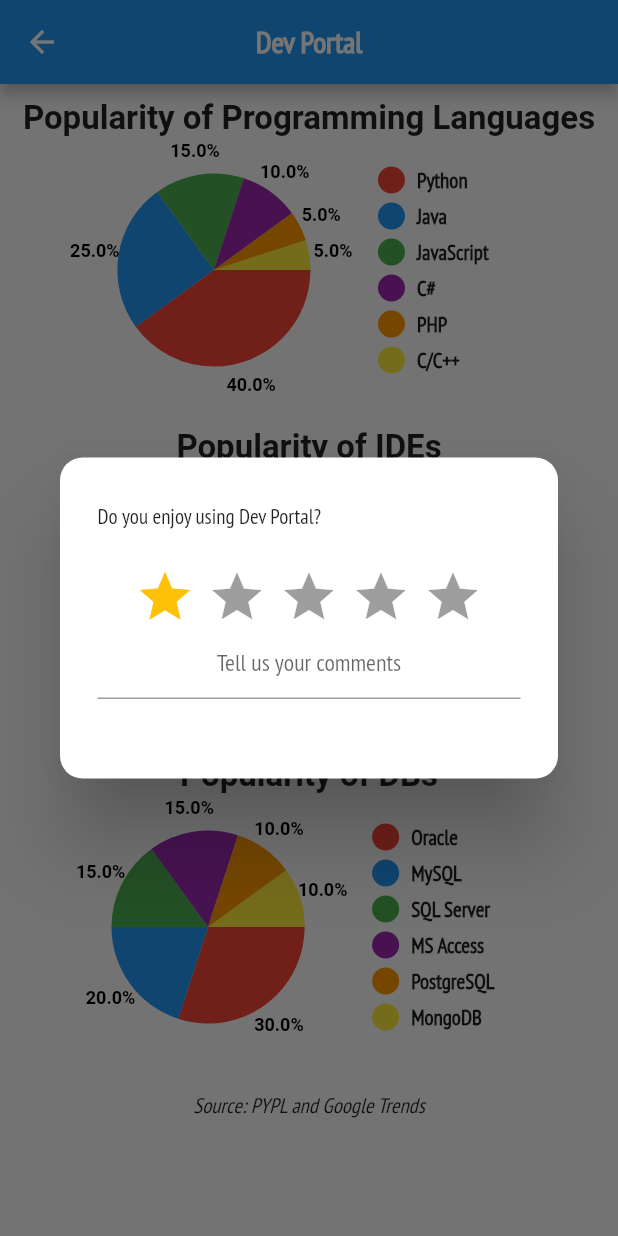
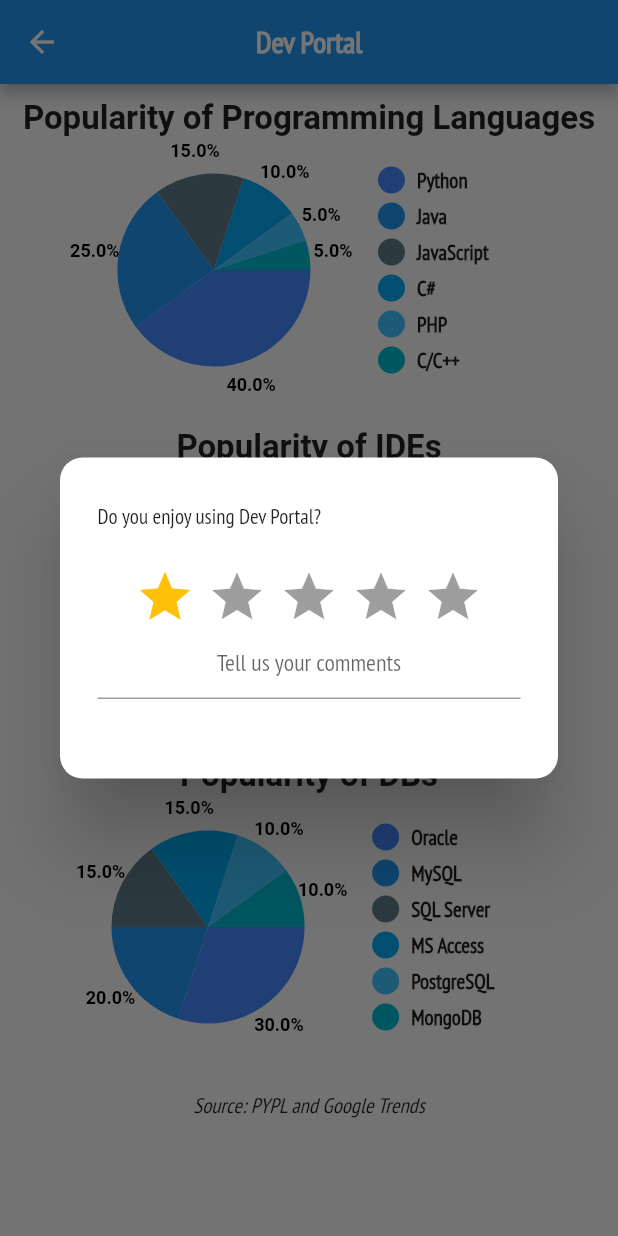
Before and after one commit to smv1999/dev_portal, a Flutter app: the Popular screen opened by its route, on a phone screen of 412 x 824 dp. Run offline on Flutter 3.47's test engine with Material 2 defaults, Android fonts, the phone set to English and light mode, and no system bars; drawn by our look-alikes of pie_chart, rating_dialog; our stand-ins replace bottom_navy_bar, carousel_slider, firebase_auth, firebase_database, firebase_storage, flushbar and 9 more; missing offline and left inert: flutter_email_sender, flutter_full_pdf_viewer, highlighter_coachmark, share_extend, webfeed; accounts and stored records are empty; network calls fail.

Commit message:
Done with Pie chart page changes and with GitHub OAuth config

```diff
--- /dev/null
+++ b/lib/helpers/secret_keys.dart
@@ -0,0 +1,4 @@
+library secretkeys;
+
+const GITHUB_CLIENT_ID = "a4afdde6371f167ee900";
+const GITHUB_CLIENT_SECRET = "2ffc096d539e546b66cc95dc26a9173bd36212c1";
--- a/lib/screens/popular_entities.dart
+++ b/lib/screens/popular_entities.dart
@@ -41,12 +41,12 @@ class _PopularState extends State<Popular> {
   };
 
   List<Color> colorList = [
-    Colors.red,
+    Colors.blueAccent,
     Colors.blue,
-    Colors.green,
-    Colors.purple,
-    Colors.orange,
-    Colors.yellow
+    Colors.blueGrey,
+    Colors.lightBlue,
+    Colors.lightBlueAccent,
+    Colors.cyan
   ];
 
   @override
--- a/pubspec.yaml
+++ b/pubspec.yaml
@@ -41,6 +41,9 @@ dependencies:
   http: ^0.12.2
   webfeed: ^0.6.0
   rating_dialog: ^1.0.0
+  google_sign_in: ^4.5.6
+  uni_links: ^0.4.0
+
 dev_dependencies:
   flutter_test:
     sdk: flutter
```
Also changed, not shown: lib/home_page_content.dart (+32 -4 lines), lib/screens/carousel_tech_content.dart (added, +30 -0 lines), pubspec.lock, 2 other files.
